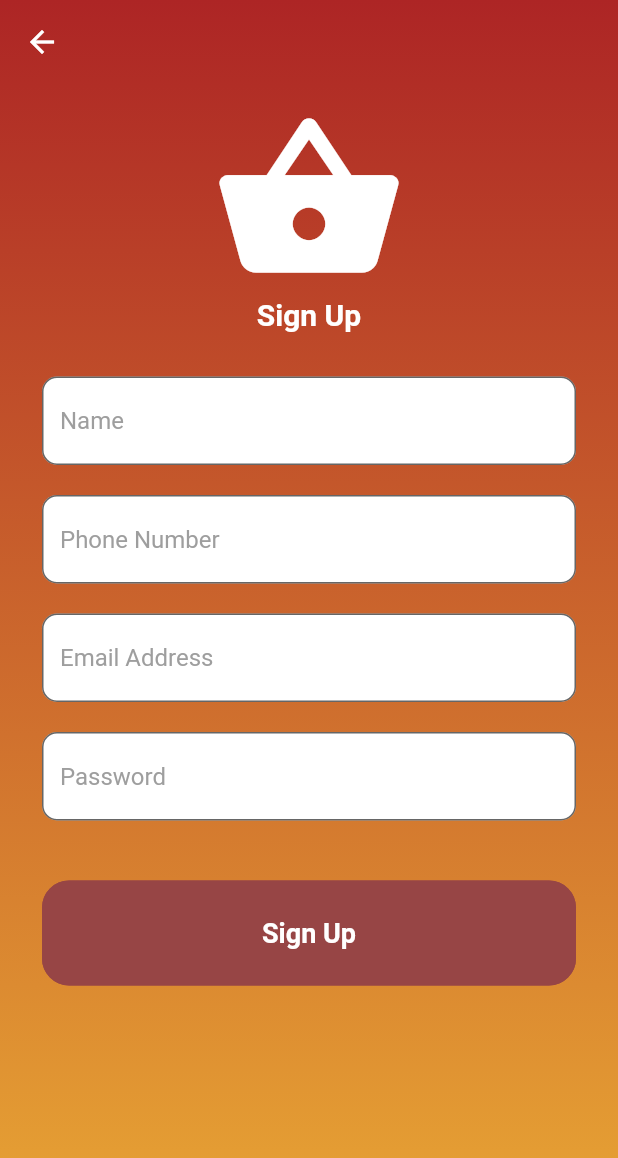
After one commit to nurazimzahurin/flutter-assignment-1, a Flutter app: the screen it shows after launch, after a tap on "Register", on a phone screen of 412 x 824 dp. The commit adds this screen. Shown: the top 1158 px of the screen. Run offline on Flutter 3.47's test engine with Material 2 defaults, Android fonts, the phone set to English and light mode, and no system bars; our stand-ins replace cloud_firestore, firebase_auth; accounts and stored records are empty; network calls fail.

Commit message:
add register with firebase

```diff
--- /dev/null
+++ b/lib/models/user.dart
@@ -0,0 +1,4 @@
+class User {
+  final String uid;
+  User({this.uid});
+}
--- a/lib/pages/login.dart
+++ b/lib/pages/login.dart
@@ -1,4 +1,5 @@
 import 'package:flutter/material.dart';
+import 'package:training_assignment_1/pages/register.dart';
 
 class Login extends StatefulWidget {
   @override
@@ -103,7 +104,8 @@ class _LoginState extends State<Login> {
                   width: double.infinity,
                   child: FlatButton(
                     onPressed: () {
-                      if (_emailController.text == 'test' && _passwordController.text == 'test') {
+                      if (_emailController.text == 'test' &&
+                          _passwordController.text == 'test') {
                         Navigator.of(context).pushReplacementNamed('/2');
                       } else {
                         print('no');
@@ -121,9 +123,24 @@ class _LoginState extends State<Login> {
                   ),
                 ),
               ),
-              Text(
-                'Forgot password?',
-                style: TextStyle(color: Colors.indigo[900]),
+              Row(
+                mainAxisAlignment: MainAxisAlignment.center,
+                children: <Widget>[
+                  Text(
+                    'Forgot password?',
+                    style: TextStyle(color: Colors.indigo[900]),
+                  ),
+                  SizedBox(width:10),
+                  new InkWell(
+                      child: new Text('Register', style: TextStyle(color:Colors.indigo[900]),),
+                      onTap: () => {
+                            Navigator.push(
+                              context,
+                              MaterialPageRoute(
+                                  builder: (context) => Register()),
+                            )
+                          }),
+                ],
               )
             ],
           ),
--- /dev/null
+++ b/lib/pages/register.dart
@@ -0,0 +1,176 @@
+import 'package:flutter/material.dart';
+import 'package:training_assignment_1/models/user.dart';
+import 'package:training_assignment_1/services/auth.dart';
+
+class Register extends StatefulWidget {
+  @override
+  _RegisterState createState() => _RegisterState();
+}
+
+class _RegisterState extends State<Register> {
+  Color gradientStart = Color.fromRGBO(173, 37, 37, 1);
+  Color gradientEnd = Color.fromRGBO(232, 165, 52, 1);
+
+  final AuthService _auth = AuthService();
+
+  String name = '';
+  String phone = '';
+  String email = '';
+  String password = '';
+  String error = '';
+
+  final _nameController = TextEditingController();
+  final _phoneController = TextEditingController();
+  final _emailController = TextEditingController();
+  final _passwordController = TextEditingController();
+
+  @override
+  Widget build(BuildContext context) {
+    return Scaffold(
+      extendBodyBehindAppBar: true,
+      appBar: AppBar(
+        backgroundColor: Colors.transparent,
+        elevation: 0,
+      ),
+      body: Container(
+        width: MediaQuery.of(context).size.width,
+        height: MediaQuery.of(context).size.height,
+        padding: EdgeInsets.all(28.0),
+        decoration: new BoxDecoration(
+          gradient: new LinearGradient(
+              colors: [gradientStart, gradientEnd],
+              begin: Alignment.topCenter,
+              end: Alignment.bottomCenter,
+              stops: [0.0, 1.0],
+              tileMode: TileMode.clamp),
+        ),
+        child: SingleChildScrollView(
+          child: Column(
+            children: <Widget>[
+              SizedBox(
+                height: 40,
+              ),
+              Icon(
+                Icons.shopping_basket,
+                size: 130,
+                color: Colors.white,
+              ),
+              Text(
+                'Sign Up',
+                style: TextStyle(
+                    fontSize: 20,
+                    fontWeight: FontWeight.bold,
+                    color: Colors.white),
+              ),
+              SizedBox(
+                height: 30,
+                child: Text(error, style:TextStyle(fontSize: 14, color: Colors.white)),
+              ),
+              TextField(
+                  onChanged: (val) {
+                    setState(() {
+                      name = val;
+                    });
+                  },
+                  controller: _nameController,
+                  decoration: InputDecoration(
+                    filled: true,
+                    fillColor: Colors.white,
+                    hintText: 'Name',
+                    hintStyle: TextStyle(color: Colors.grey),
+                    border: new OutlineInputBorder(
+                        borderSide: new BorderSide(color: Colors.white),
+                        borderRadius: BorderRadius.circular(10)),
+                  )),
+              SizedBox(
+                height: 20,
+              ),
+              TextField(
+                  onChanged: (val) {
+                    setState(() {
+                      phone = val;
+                    });
+                  },
+                  controller: _phoneController,
+                  decoration: InputDecoration(
+                    filled: true,
+                    fillColor: Colors.white,
+                    hintText: 'Phone Number',
+                    hintStyle: TextStyle(color: Colors.grey),
+                    border: new OutlineInputBorder(
+                        borderSide: new BorderSide(color: Colors.white),
+                        borderRadius: BorderRadius.circular(10)),
+                  )),
+              SizedBox(
+                height: 20,
+              ),
+              TextField(
+                  onChanged: (val) {
+                    setState(() {
+                      email = val;
+                    });
+                  },
+                  controller: _emailController,
+                  decoration: InputDecoration(
+                    filled: true,
+                    fillColor: Colors.white,
+                    hintText: 'Email Address',
+                    hintStyle: TextStyle(color: Colors.grey),
+                    border: new OutlineInputBorder(
+                        borderSide: new BorderSide(color: Colors.white),
+                        borderRadius: BorderRadius.circular(10)),
+                  )),
+              SizedBox(
+                height: 20,
+              ),
+              TextField(
+                  onChanged: (val) {
+                    setState(() {
+                      password = val;
+                    });
+                  },
+                  controller: _passwordController,
+                  decoration: InputDecoration(
+                    filled: true,
+                    fillColor: Colors.white,
+                    hintText: 'Password',
+                    hintStyle: TextStyle(color: Colors.grey),
+                    border: new OutlineInputBorder(
+                        borderSide: new BorderSide(color: Colors.white),
+                        borderRadius: BorderRadius.circular(10)),
+                  )),
+              SizedBox(height: 40,),
+              SizedBox(
+                width: double.infinity,
+                height: 70,
+                child: FlatButton(
+                  onPressed: () async {
+                    dynamic result =
+                        await _auth.register(name, phone, email, password);
+                    if (result != User) {
+                      setState(() {
+                        error = result;
+                      });
+                    } else {
+                      Navigator.of(context).pushNamedAndRemoveUntil(
+                          '/2', (Route<dynamic> route) => false);
+                    }
+                  },
+                  child: Text(
+                    'Sign Up',
+                    style: TextStyle(fontWeight: FontWeight.bold, fontSize: 18),
+                  ),
+                  shape: RoundedRectangleBorder(
+                      borderRadius: BorderRadius.circular(18.0),
+                      side: BorderSide(color: Color.fromRGBO(151, 69, 69, 1))),
+                  color: Color.fromRGBO(151, 69, 69, 1),
+                  textColor: Colors.white,
+                ),
+              ),
+            ],
+          ),
+        ),
+      ),
+    );
+  }
+}
--- /dev/null
+++ b/lib/services/auth.dart
@@ -0,0 +1,25 @@
+import 'package:firebase_auth/firebase_auth.dart';
+import 'package:training_assignment_1/models/user.dart';
+import 'package:training_assignment_1/services/database.dart';
+
+class AuthService {
+
+  final  FirebaseAuth _auth = FirebaseAuth.instance;
+
+  //create user object from FirebaseUser
+  User _userFromFirebaseUser (FirebaseUser user) {
+    return user != null ? User(uid: user.uid) : null;
+  }
+
+  //register with email/pass
+  Future register(String name, String phone, String email, String password) async {
+    try{
+      AuthResult result = await _auth.createUserWithEmailAndPassword(email: email, password: password);
+      FirebaseUser user = result.user;
+      await DatabaseService(uid: user.uid).createInitProfile(name, phone, email, password);
+      return _userFromFirebaseUser(user);
+    }catch(e){
+      return e.message;
+    }
+  }
+}
--- /dev/null
+++ b/lib/services/database.dart
@@ -0,0 +1,17 @@
+import 'package:cloud_firestore/cloud_firestore.dart';
+
+class DatabaseService {
+  final String uid;
+
+  DatabaseService({this.uid});
+
+  final CollectionReference profileCollection =
+      Firestore.instance.collection('profile');
+
+  Future createInitProfile(
+      String name, String phoneNumber, String email, String password) async {
+    return await profileCollection
+        .document(uid)
+        .setData({'name': name, 'email': email, 'phoneNumber': phoneNumber, 'password': password});
+  }
+}
--- a/pubspec.yaml
+++ b/pubspec.yaml
@@ -32,6 +32,8 @@ dependencies:
 dev_dependencies:
   flutter_test:
     sdk: flutter
+  firebase_auth: ^0.16.1
+  cloud_firestore: ^0.13.6
 
 # For information on the generic Dart part of this file, see the
 # following page: https://dart.dev/tools/pub/pubspec
```
Also changed, not shown: pubspec.lock, 7 other files.
